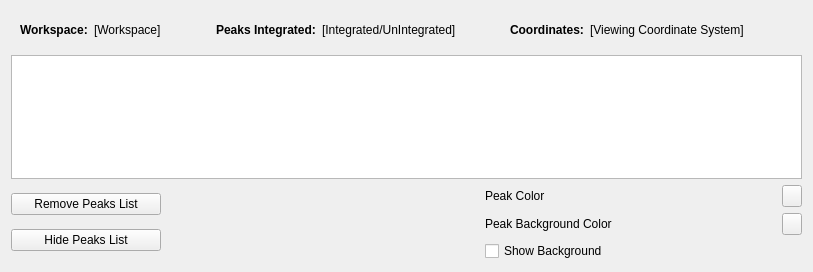
This is Code/Mantid/MantidQt/SliceViewer/inc/MantidQtSliceViewer/PeaksWorkspaceWidget.ui in mantidproject/mantid as Qt 5 draws it before an edit. The edited form follows.
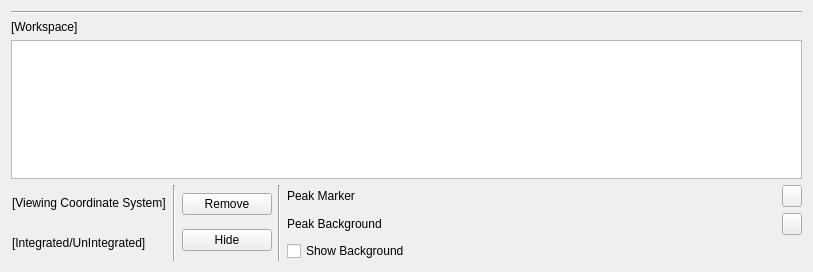
This is the edited form.

Commit message: refs #7373. Better OSX layout.

The edit to the form file:
```diff
--- a/Code/Mantid/MantidQt/SliceViewer/inc/MantidQtSliceViewer/PeaksWorkspaceWidget.ui
+++ b/Code/Mantid/MantidQt/SliceViewer/inc/MantidQtSliceViewer/PeaksWorkspaceWidget.ui
@@ -25,110 +25,19 @@
   <property name="windowTitle">
    <string>Form</string>
   </property>
-  <layout class="QVBoxLayout" name="verticalLayout_2" stretch="0,1,0">
+  <layout class="QVBoxLayout" name="verticalLayout_2" stretch="0,0,1,0">
    <item>
-    <widget class="QFrame" name="infoFrame">
-     <layout class="QHBoxLayout" name="infoLayout">
-      <item>
-       <widget class="QLabel" name="lblWSName">
-        <property name="font">
-         <font>
-          <weight>75</weight>
-          <bold>true</bold>
-         </font>
-        </property>
-        <property name="text">
-         <string>Workspace:</string>
-        </property>
-       </widget>
-      </item>
-      <item>
-       <widget class="QLabel" name="lblWorkspaceName">
-        <property name="text">
-         <string>[Workspace]</string>
-        </property>
-       </widget>
-      </item>
-      <item>
-       <spacer name="horizontalSpacer_6">
-        <property name="orientation">
-         <enum>Qt::Horizontal</enum>
-        </property>
-        <property name="sizeHint" stdset="0">
-         <size>
-          <width>40</width>
-          <height>20</height>
-         </size>
-        </property>
-       </spacer>
-      </item>
-      <item>
-       <widget class="QLabel" name="lblPeaksIntegrated">
-        <property name="font">
-         <font>
-          <weight>75</weight>
-          <bold>true</bold>
-         </font>
-        </property>
-        <property name="text">
-         <string>Peaks Integrated:</string>
-        </property>
-       </widget>
-      </item>
-      <item>
-       <widget class="QLabel" name="lblWorkspaceState">
-        <property name="text">
-         <string>[Integrated/UnIntegrated]</string>
-        </property>
-       </widget>
-      </item>
-      <item>
-       <spacer name="horizontalSpacer_5">
-        <property name="orientation">
-         <enum>Qt::Horizontal</enum>
-        </property>
-        <property name="sizeHint" stdset="0">
-         <size>
-          <width>40</width>
-          <height>20</height>
-         </size>
-        </property>
-       </spacer>
-      </item>
-      <item>
-       <widget class="QLabel" name="lblCoordinates">
-        <property name="font">
-         <font>
-          <weight>75</weight>
-          <bold>true</bold>
-         </font>
-        </property>
-        <property name="text">
-         <string>Coordinates:</string>
-        </property>
-       </widget>
-      </item>
-      <item>
-       <widget class="QLabel" name="lblWorkspaceCoordinates">
-        <property name="text">
-         <string>[Viewing Coordinate System]</string>
-        </property>
-       </widget>
-      </item>
-      <item>
-       <spacer name="horizontalSpacer_2">
-        <property name="orientation">
-         <enum>Qt::Horizontal</enum>
-        </property>
-        <property name="sizeHint" stdset="0">
-         <size>
-          <width>40</width>
-          <height>20</height>
-         </size>
-        </property>
-       </spacer>
-      </item>
-     </layout>
+    <widget class="Line" name="line">
+     <property name="orientation">
+      <enum>Qt::Horizontal</enum>
+     </property>
+    </widget>
+   </item>
+   <item>
+    <widget class="QLabel" name="lblWorkspaceName">
+     <property name="text">
+      <string>[Workspace]</string>
+     </property>
     </widget>
    </item>
    <item>
@@ -161,7 +70,37 @@
     </layout>
    </item>
    <item>
-    <layout class="QHBoxLayout" name="controlsLayout">
+    <layout class="QHBoxLayout" name="controlsLayout" stretch="0,0,0,0,0">
+     <item>
+      <widget class="QFrame" name="infoFrame">
+       <layout class="QVBoxLayout" name="verticalLayout_4">
+        <property name="margin">
+         <number>1</number>
+        </property>
+        <item>
+         <widget class="QLabel" name="lblWorkspaceCoordinates">
+          <property name="text">
+           <string>[Viewing Coordinate System]</string>
+          </property>
+         </widget>
+        </item>
+        <item>
+         <widget class="QLabel" name="lblWorkspaceState">
+          <property name="text">
+           <string>[Integrated/UnIntegrated]</string>
+          </property>
+         </widget>
+        </item>
+       </layout>
+      </widget>
+     </item>
+     <item>
+      <widget class="Line" name="line_4">
+       <property name="orientation">
+        <enum>Qt::Vertical</enum>
+       </property>
+      </widget>
+     </item>
      <item>
       <layout class="QVBoxLayout" name="verticalLayout">
        <item>
@@ -174,7 +113,7 @@
          </property>
          <property name="minimumSize">
           <size>
-           <width>150</width>
+           <width>90</width>
            <height>0</height>
           </size>
          </property>
@@ -188,7 +127,7 @@
           <string>Remove entire peaks list from display</string>
          </property>
          <property name="text">
-          <string>Remove Peaks List</string>
+          <string>Remove</string>
          </property>
         </widget>
        </item>
@@ -202,7 +141,7 @@
          </property>
          <property name="minimumSize">
           <size>
-           <width>150</width>
+           <width>90</width>
            <height>0</height>
           </size>
          </property>
@@ -216,7 +155,7 @@
           <string>Hide/show all peaks from this list in the plot</string>
          </property>
          <property name="text">
-          <string>Hide Peaks List</string>
+          <string>Hide</string>
          </property>
          <property name="checkable">
           <bool>true</bool>
@@ -226,17 +165,11 @@
       </layout>
      </item>
      <item>
-      <spacer name="horizontalSpacer">
+      <widget class="Line" name="line_3">
        <property name="orientation">
-        <enum>Qt::Horizontal</enum>
+        <enum>Qt::Vertical</enum>
        </property>
-       <property name="sizeHint" stdset="0">
-        <size>
-         <width>30</width>
-         <height>20</height>
-        </size>
-       </property>
-      </spacer>
+      </widget>
      </item>
      <item>
       <layout class="QVBoxLayout" name="verticalLayout_3">
@@ -252,12 +185,12 @@
            </property>
            <property name="minimumSize">
             <size>
-             <width>150</width>
+             <width>70</width>
              <height>0</height>
             </size>
            </property>
            <property name="text">
-            <string>Peak Color</string>
+            <string>Peak Marker</string>
            </property>
            <property name="buddy">
             <cstring>infoFrame</cstring>
@@ -303,12 +236,12 @@
            </property>
            <property name="minimumSize">
             <size>
-             <width>150</width>
+             <width>70</width>
              <height>0</height>
             </size>
            </property>
            <property name="text">
-            <string>Peak Background Color</string>
+            <string>Peak Background</string>
            </property>
           </widget>
          </item>
```
Left out of the diff: 6 changed lines with no effect on the pictures. The commit also changes 1 other file.
